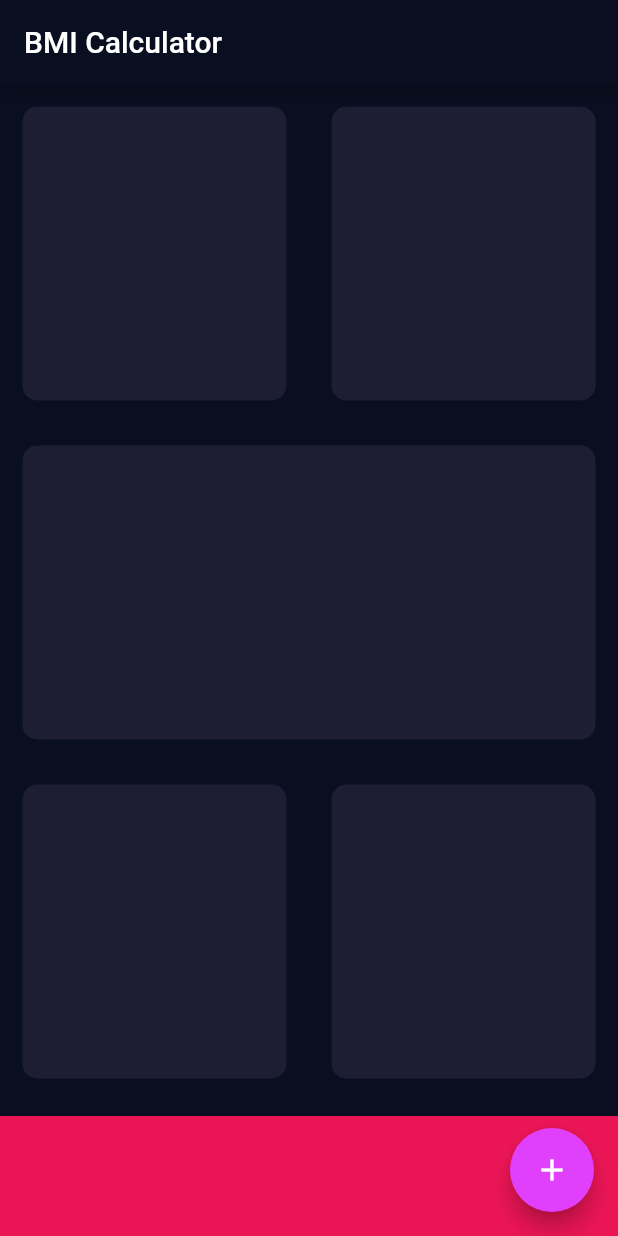
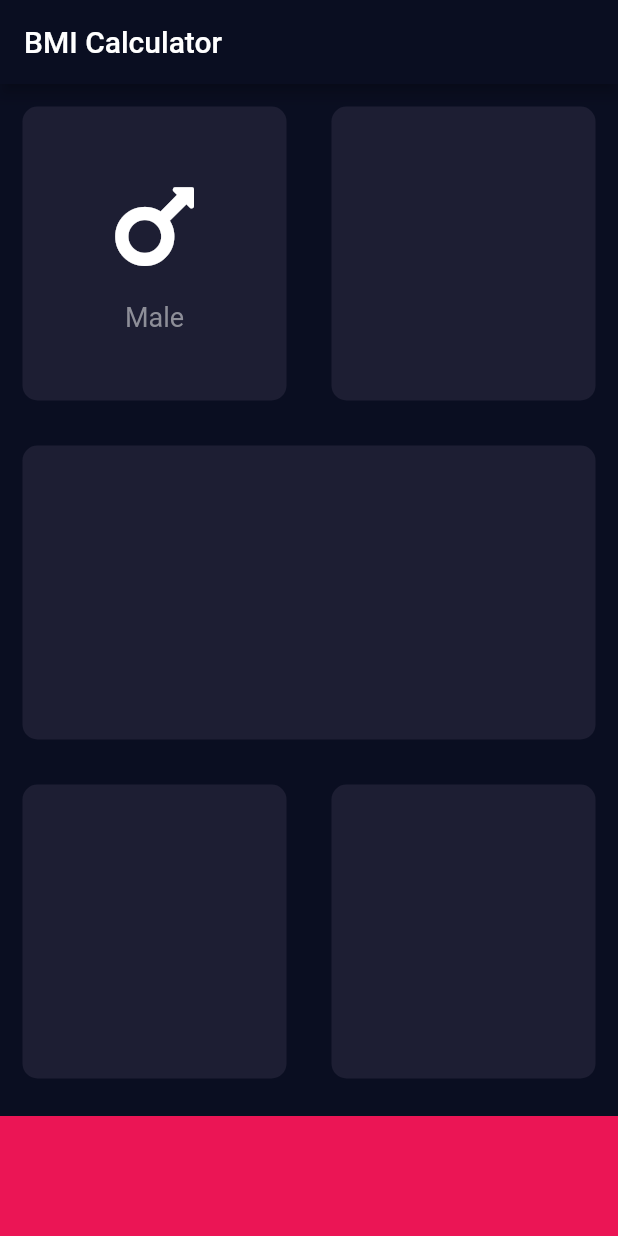
Before and after one commit to usmanhaider461/bmi_flutter_app, a Flutter app: the InputPage screen opened directly, on a phone screen of 412 x 824 dp. Run offline on Flutter 3.47's test engine with Material 2 defaults, Android fonts, the phone set to English and light mode, and no system bars; our stand-ins replace font_awesome_flutter; statements that could not run were skipped.

Commit message:
Font Awesome Package is added

```diff
--- a/lib/input_page.dart
+++ b/lib/input_page.dart
@@ -1,6 +1,7 @@
 import 'package:flutter/cupertino.dart';
 import 'package:flutter/material.dart';
 import 'package:font_awesome_flutter/font_awesome_flutter.dart';
+
 const BottomContainerHeight = 80.0;
 const ContainerColour = Color(0xff1d1e33);
 const BottomContainerColour = Color(0xFFEB1555);
@@ -17,21 +18,32 @@ class _InputPageState extends State<InputPage> {
         appBar: AppBar(
           title: Text('BMI Calculator'),
         ),
-        floatingActionButton: Theme(
-          data: ThemeData(
-            accentColor: Colors.purpleAccent,
-          ),
-          child: FloatingActionButton(
-            child: Icon(Icons.add),
-          ),
-        ),
         body: Column(
           children: [
             Expanded(
               child: Row(
                 children: [
                   Expanded(
-                    child: ReusableCard(colour: ContainerColour),
+                    child: ReusableCard(
+                      colour: ContainerColour,
+                      cardChild: Column(
+                        mainAxisAlignment: MainAxisAlignment.center,
+                        children: [
+                          Icon(
+                            FontAwesomeIcons.mars,
+                            size: 70.0,
+                          ),
+                          SizedBox(
+                            height: 15.0,
+                          ),
+                          Text(
+                            'Male',
+                            style: TextStyle(
+                                fontSize: 18.0, color: Color(0xFF8D8E98)),
+                          )
+                        ],
+                      ),
+                    ),
                   ),
                   Expanded(child: ReusableCard(colour: ContainerColour))
                 ],
```
